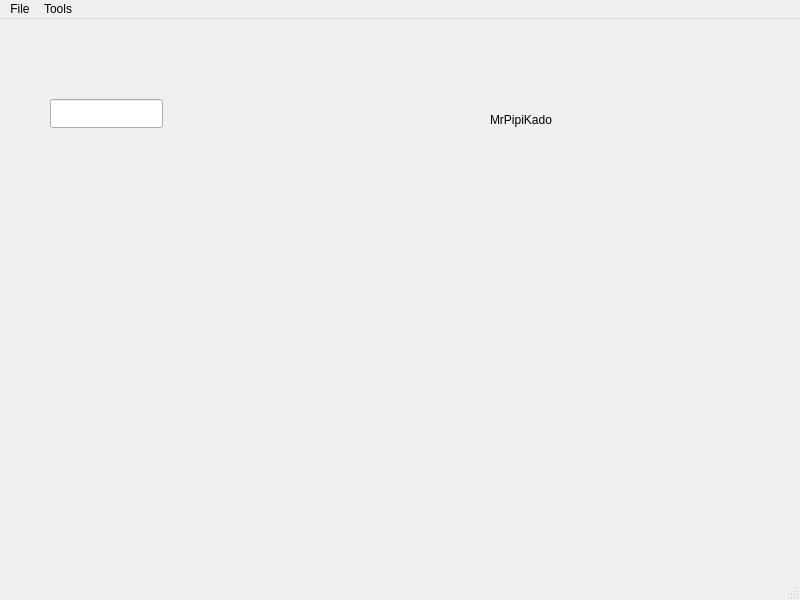
This is Test2/mainwindow.ui in MrPipiKado/OOP as Qt 5 draws it before an edit. The edited form follows.
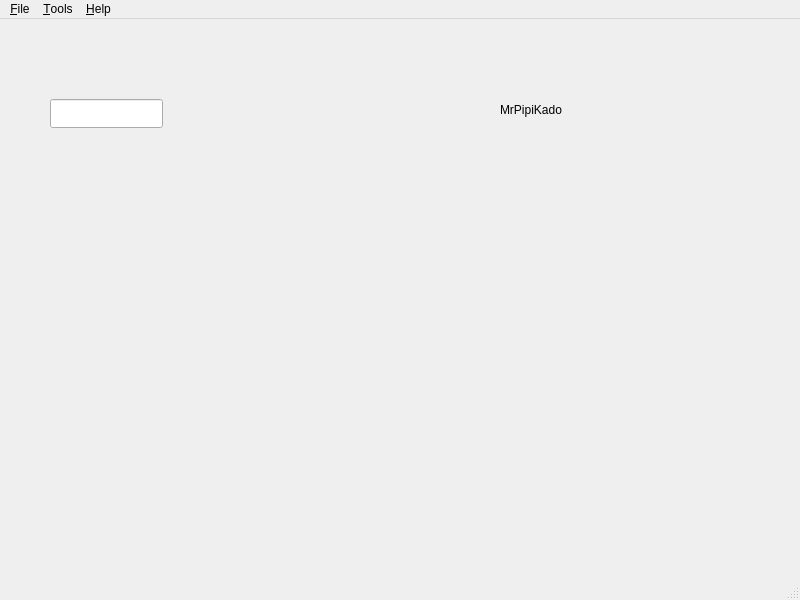
This is the edited form.

Patch:
```diff
--- a/Test2/mainwindow.ui
+++ b/Test2/mainwindow.ui
@@ -30,12 +30,18 @@
    <widget class="QLabel" name="label">
     <property name="geometry">
      <rect>
-      <x>490</x>
-      <y>90</y>
-      <width>80</width>
-      <height>21</height>
+      <x>500</x>
+      <y>30</y>
+      <width>251</width>
+      <height>121</height>
      </rect>
     </property>
+    <property name="sizePolicy">
+     <sizepolicy hsizetype="Expanding" vsizetype="Expanding">
+      <horstretch>0</horstretch>
+      <verstretch>0</verstretch>
+     </sizepolicy>
+    </property>
     <property name="text">
      <string>MrPipiKado</string>
     </property>
@@ -52,20 +58,27 @@
    </property>
    <widget class="QMenu" name="menuFile">
     <property name="title">
-     <string>File</string>
+     <string>&amp;File</string>
     </property>
    </widget>
    <widget class="QMenu" name="menuEdit">
     <property name="title">
-     <string>Tools</string>
+     <string>&amp;Tools</string>
     </property>
     <addaction name="actiontools"/>
     <addaction name="actionKeep"/>
     <addaction name="actionUndo"/>
     <addaction name="actionRedo"/>
    </widget>
+   <widget class="QMenu" name="menu_Help">
+    <property name="title">
+     <string>&amp;Help</string>
+    </property>
+    <addaction name="action_About"/>
+   </widget>
    <addaction name="menuFile"/>
    <addaction name="menuEdit"/>
+   <addaction name="menu_Help"/>
   </widget>
   <widget class="QStatusBar" name="statusbar"/>
   <action name="actiontools">
```
Left out of the diff: 50 changed lines with no effect on the pictures.
